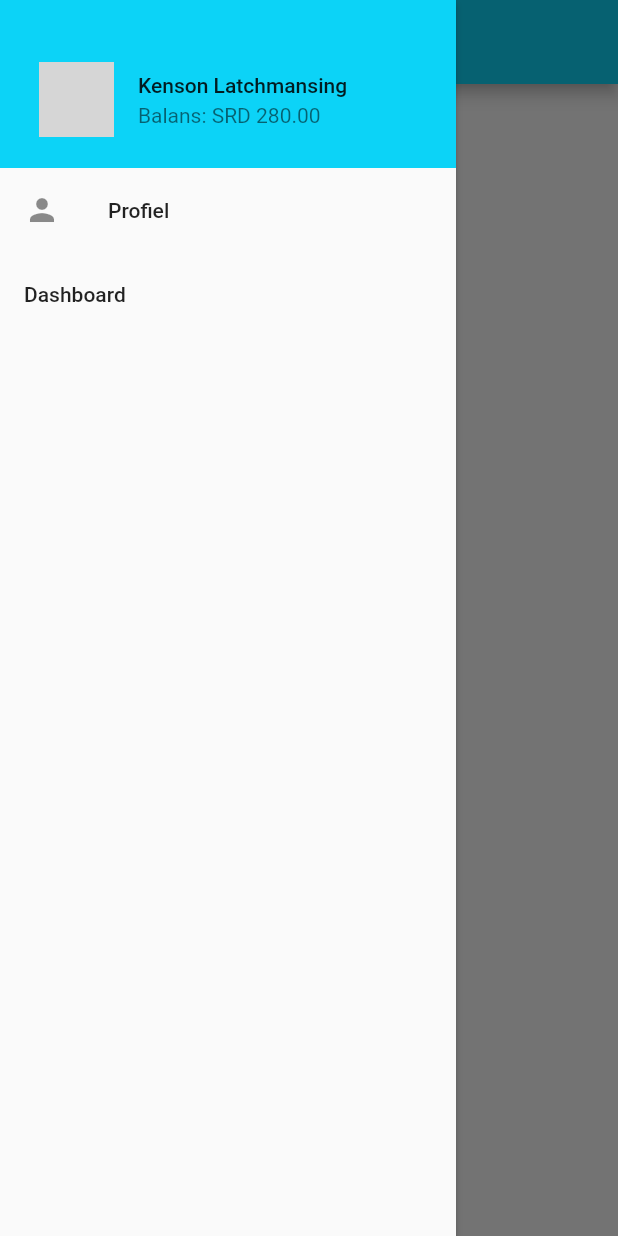
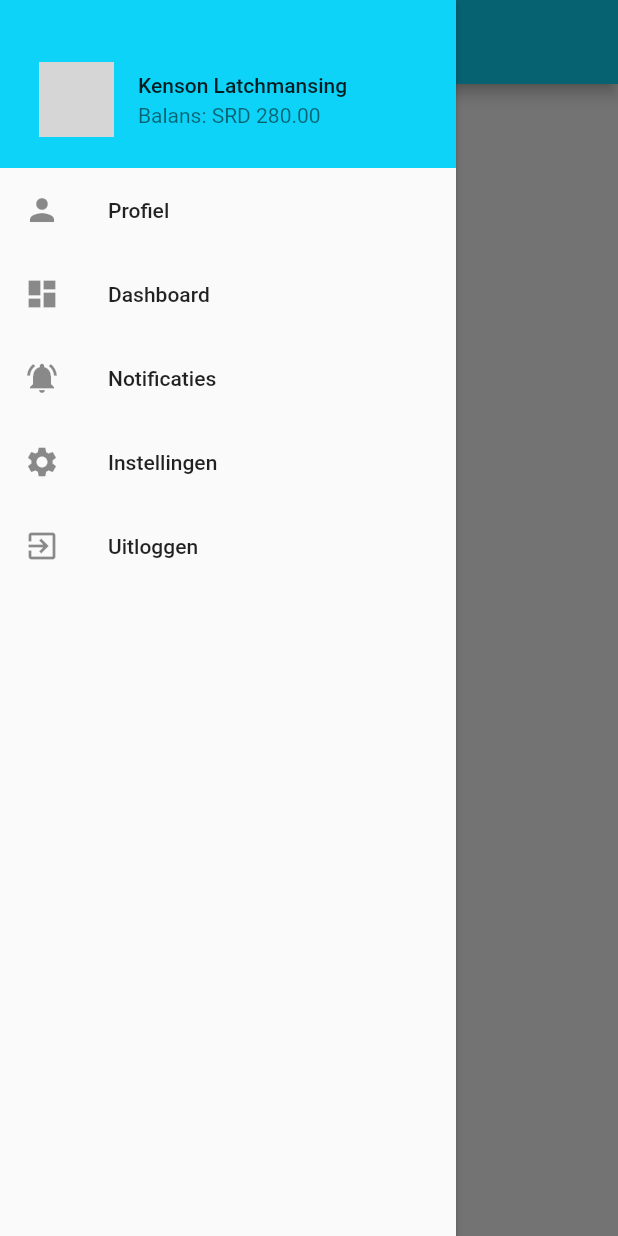
Before and after one commit to eSaniello/stacks, a Flutter app: the HomePage screen opened by its route, with the side drawer open, on a phone screen of 412 x 824 dp. Run offline on Flutter 3.47's test engine with Material 2 defaults, Android fonts, the phone set to English and light mode, and no system bars; network calls fail; grey boxes are pictures that could not be loaded.

Commit message:
Changed title to dashboard

```diff
--- a/lib/pages/home_page.dart
+++ b/lib/pages/home_page.dart
@@ -6,7 +6,7 @@ class HomePage extends StatelessWidget {
     return Scaffold(
       appBar: AppBar(
         title: Text(
-          "STACKS",
+          "Dashboard",
           style: TextStyle(fontFamily: "AllertaStencil"),
         ),
         centerTitle: true,
@@ -43,6 +43,37 @@ class HomePage extends StatelessWidget {
             ),
             ListTile(
               title: Text('Dashboard'),
+              leading: Icon(Icons.dashboard),
+              onTap: () {
+                // Update the state of the app.
+                // ...
+                // Then close the drawer
+                Navigator.pop(context);
+              },
+            ),
+            ListTile(
+              title: Text('Notificaties'),
+              leading: Icon(Icons.notifications_active),
+              onTap: () {
+                // Update the state of the app.
+                // ...
+                // Then close the drawer
+                Navigator.pop(context);
+              },
+            ),
+            ListTile(
+              title: Text('Instellingen'),
+              leading: Icon(Icons.settings),
+              onTap: () {
+                // Update the state of the app.
+                // ...
+                // Then close the drawer
+                Navigator.pop(context);
+              },
+            ),
+            ListTile(
+              title: Text('Uitloggen'),
+              leading: Icon(Icons.exit_to_app),
               onTap: () {
                 // Update the state of the app.
                 // ...
```
